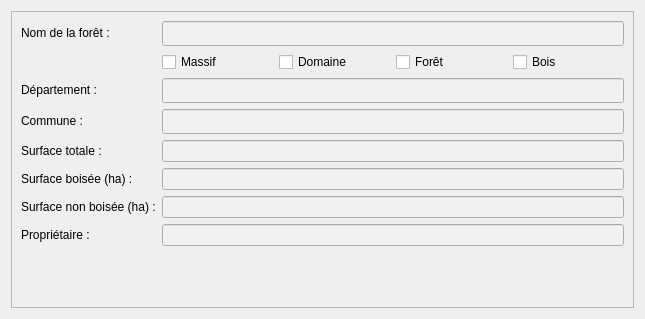
SequoiApp/Qsequoia2, file qsequoia2/scripts/forest_data/forest_data.ui: the form before one commit.
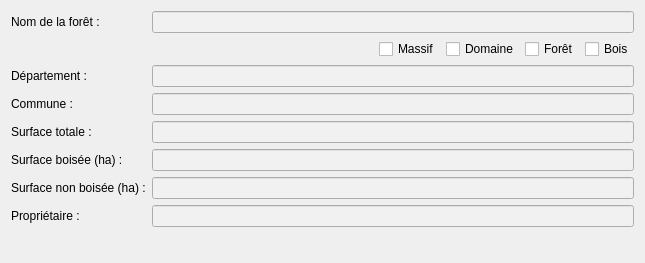
The form after the commit.

Commit message: modified Ui files in forest_data

Diff of the .ui file:
```diff
--- a/qsequoia2/scripts/forest_data/forest_data.ui
+++ b/qsequoia2/scripts/forest_data/forest_data.ui
@@ -7,7 +7,7 @@
     <x>0</x>
     <y>0</y>
     <width>645</width>
-    <height>319</height>
+    <height>263</height>
    </rect>
   </property>
   <property name="windowTitle">
@@ -15,19 +15,6 @@
   </property>
   <layout class="QVBoxLayout" name="rootLayout">
    <item>
-    <widget class="QScrollArea" name="scrollArea">
-     <property name="widgetResizable">
-      <bool>true</bool>
-     </property>
-     <widget class="QWidget" name="scrollAreaWidgetContents">
-      <property name="geometry">
-       <rect>
-        <x>0</x>
-        <y>0</y>
-        <width>621</width>
-        <height>295</height>
-       </rect>
-      </property>
       <layout class="QFormLayout" name="formLayout">
        <item row="0" column="0">
         <widget class="QLabel" name="label_forest_name">
@@ -41,15 +28,6 @@
          <property name="enabled">
           <bool>true</bool>
          </property>
-         <property name="font">
-          <font>
-           <family>Garamond</family>
-           <pointsize>9</pointsize>
-           <weight>9</weight>
-           <italic>false</italic>
-           <bold>false</bold>
-          </font>
-         </property>
          <property name="styleSheet">
           <string notr="true">background-color: rgb(241, 241, 241);
 border-color: rgb(241, 241, 241);
@@ -60,38 +38,6 @@
          </property>
         </widget>
        </item>
-       <item row="1" column="1">
-        <layout class="QHBoxLayout" name="typeLayout_2">
-         <item>
-          <widget class="QCheckBox" name="checkBox_massif">
-           <property name="text">
-            <string>Massif</string>
-           </property>
-          </widget>
-         </item>
-         <item>
-          <widget class="QCheckBox" name="checkBox_domaine">
-           <property name="text">
-            <string>Domaine</string>
-           </property>
-          </widget>
-         </item>
-         <item>
-          <widget class="QCheckBox" name="checkBox_foret">
-           <property name="text">
-            <string>Forêt</string>
-           </property>
-          </widget>
-         </item>
-         <item>
-          <widget class="QCheckBox" name="checkBox_bois">
-           <property name="text">
-            <string>Bois</string>
-           </property>
-          </widget>
-         </item>
-        </layout>
-       </item>
        <item row="2" column="0">
         <widget class="QLabel" name="label_departement">
          <property name="text">
@@ -104,18 +50,8 @@
          <property name="enabled">
           <bool>true</bool>
          </property>
-         <property name="font">
-          <font>
-           <family>Garamond</family>
-           <pointsize>9</pointsize>
-           <weight>50</weight>
-           <italic>false</italic>
-           <bold>false</bold>
-          </font>
-         </property>
          <property name="styleSheet">
           <string notr="true">background-color: rgb(241, 241, 241);
-border-color: rgb(241, 241, 241);
 font: 9pt &quot;Garamond&quot;;</string>
          </property>
          <property name="readOnly">
@@ -135,18 +71,8 @@
          <property name="enabled">
           <bool>true</bool>
          </property>
-         <property name="font">
-          <font>
-           <family>Garamond</family>
-           <pointsize>9</pointsize>
-           <weight>50</weight>
-           <italic>false</italic>
-           <bold>false</bold>
-          </font>
-         </property>
          <property name="styleSheet">
           <string notr="true">background-color: rgb(241, 241, 241);
-border-color: rgb(241, 241, 241);
 font: 9pt &quot;Garamond&quot;;</string>
          </property>
          <property name="readOnly">
@@ -168,7 +94,6 @@
          </property>
          <property name="styleSheet">
           <string notr="true">background-color: rgb(241, 241, 241);
-border-color: rgb(241, 241, 241);
 font: 9pt &quot;Garamond&quot;;</string>
          </property>
          <property name="readOnly">
@@ -190,7 +115,6 @@
          </property>
          <property name="styleSheet">
           <string notr="true">background-color: rgb(241, 241, 241);
-border-color: rgb(241, 241, 241);
 font: 9pt &quot;Garamond&quot;;</string>
          </property>
          <property name="readOnly">
@@ -212,7 +136,6 @@
          </property>
          <property name="styleSheet">
           <string notr="true">background-color: rgb(241, 241, 241);
-border-color: rgb(241, 241, 241);
 font: 9pt &quot;Garamond&quot;;</string>
          </property>
          <property name="readOnly">
@@ -234,7 +157,6 @@
          </property>
          <property name="styleSheet">
           <string notr="true">background-color: rgb(241, 241, 241);
-border-color: rgb(241, 241, 241);
 font: 9pt &quot;Garamond&quot;;</string>
          </property>
          <property name="readOnly">
@@ -242,16 +164,52 @@
          </property>
         </widget>
        </item>
-       <item row="8" column="0">
-        <widget class="QLabel" name="label">
+     <item row="1" column="1">
+      <layout class="QHBoxLayout" name="typeLayout_2">
+       <item>
+        <spacer>
+         <property name="orientation">
+          <enum>Qt::Horizontal</enum>
+         </property>
+         <property name="sizeHint" stdset="0">
+          <size>
+           <width>0</width>
+           <height>0</height>
+          </size>
+         </property>
+        </spacer>
+       </item>
+       <item>
+        <widget class="QCheckBox" name="checkBox_massif">
          <property name="text">
-          <string/>
+          <string>Massif</string>
          </property>
         </widget>
        </item>
-      </layout>
-     </widget>
-    </widget>
+       <item>
+        <widget class="QCheckBox" name="checkBox_domaine">
+         <property name="text">
+          <string>Domaine</string>
+         </property>
+        </widget>
+       </item>
+       <item>
+        <widget class="QCheckBox" name="checkBox_foret">
+         <property name="text">
+          <string>Forêt</string>
+         </property>
+        </widget>
+       </item>
+       <item>
+        <widget class="QCheckBox" name="checkBox_bois">
+         <property name="text">
+          <string>Bois</string>
+         </property>
+        </widget>
+       </item>
+      </layout>
+     </item>
+    </layout>
    </item>
   </layout>
  </widget>
```
Lines whose indentation alone changed are shown as unchanged. The commit also changes 1 other file.
